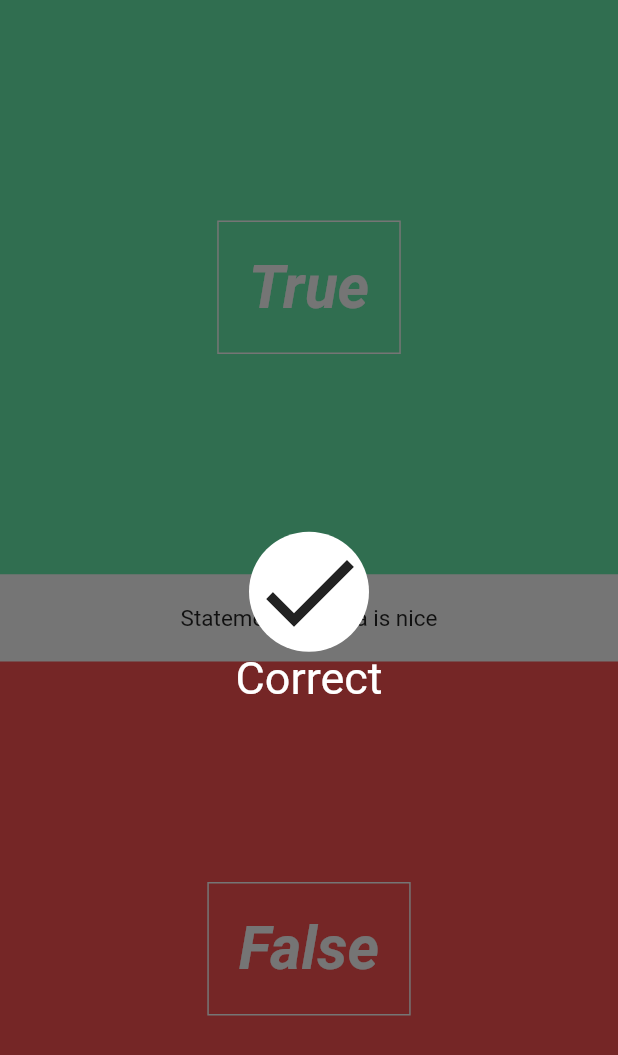
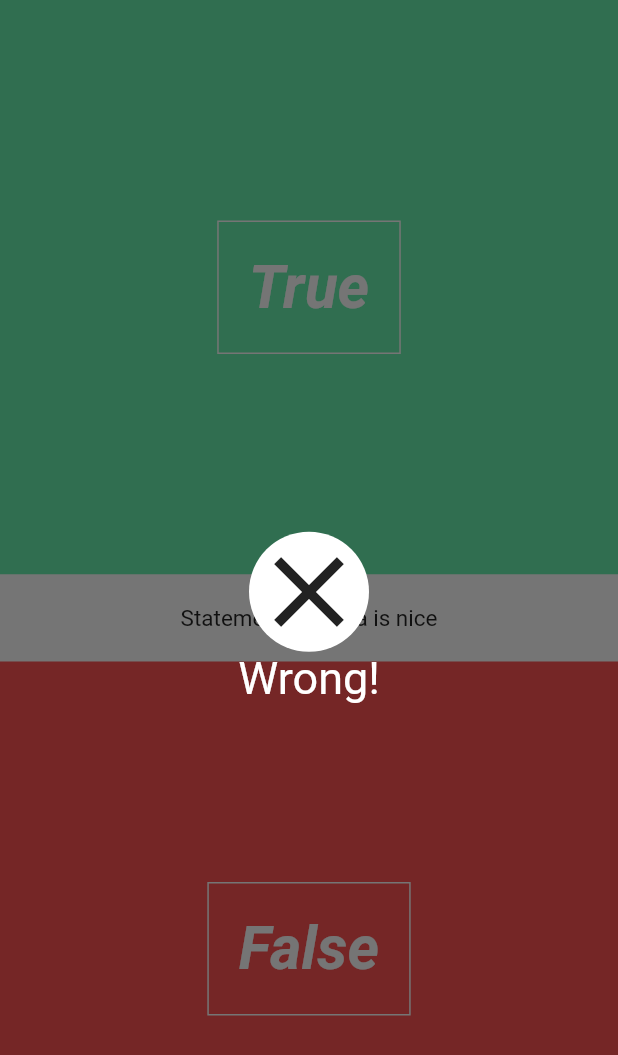
Before and after one commit to JetLightStudio/FlutterQuiz, a Flutter app: the screen it shows after launch, on a phone screen of 412 x 824 dp. Shown: the top 1055 px of the screen. Run offline on Flutter 3.47's test engine with Material 2 defaults, Android fonts, the phone set to English and light mode, and no system bars.

Commit message:
Modular CorrectWrongOverlay Widget

```diff
--- a/lib/UI/correct_wrong_overlay.dart
+++ b/lib/UI/correct_wrong_overlay.dart
@@ -2,6 +2,10 @@ import 'package:flutter/material.dart';
 
 
 class CorrectWrongOverlay extends StatefulWidget{
+
+  final bool _isCorrect;
+  CorrectWrongOverlay(this._isCorrect);
+
  @override
  State createState()=> new CorrectWrongOverlayState();
 }
@@ -20,9 +24,9 @@ class CorrectWrongOverlayState extends State<CorrectWrongOverlay>{
                   color: Colors.white,
                   shape: BoxShape.circle
                 ),
-                child: new Icon(Icons.done,size: 80.0),
+                child: new Icon(widget._isCorrect == true ? Icons.done : Icons.clear,size: 80.0),
               ),
-              new Text("Correct",style: new TextStyle(fontSize: 30.0,color: Colors.white),)
+              new Text(widget._isCorrect == true ? "Correct!" : "Wrong!" ,style: new TextStyle(fontSize: 30.0,color: Colors.white),)
             ],
           ),
         ),
--- a/lib/pages/quiz_page.dart
+++ b/lib/pages/quiz_page.dart
@@ -19,7 +19,7 @@ Widget build(BuildContext context) {
            new AnswerButton(false, () => print("False")),
           ],
         ),
-        new CorrectWrongOverlay()
+        new CorrectWrongOverlay(false)
       ],
     );
   }
```
